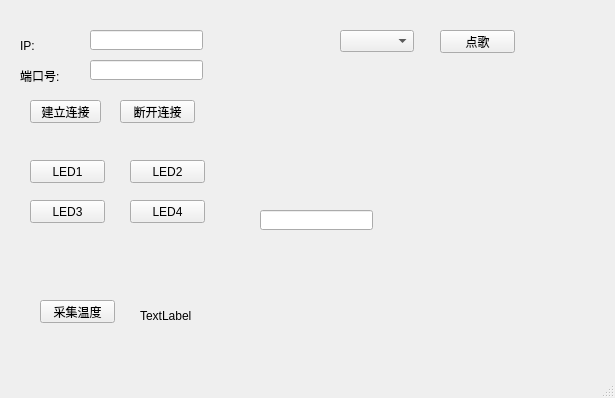
This is Client/mainwindow.ui in mcmdhr/Embedded-Linux as Qt 5 draws it before an edit. The edited form follows.
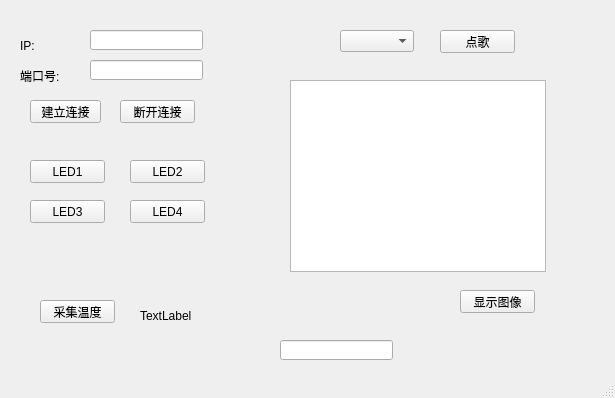
This is the edited form.

Patch:
```diff
--- a/Client/mainwindow.ui
+++ b/Client/mainwindow.ui
@@ -190,13 +190,36 @@
    <widget class="QLineEdit" name="lineEdit">
     <property name="geometry">
      <rect>
-      <x>260</x>
-      <y>210</y>
+      <x>280</x>
+      <y>340</y>
       <width>113</width>
       <height>20</height>
      </rect>
     </property>
    </widget>
+   <widget class="QGraphicsView" name="graphicsView">
+    <property name="geometry">
+     <rect>
+      <x>290</x>
+      <y>80</y>
+      <width>256</width>
+      <height>192</height>
+     </rect>
+    </property>
+   </widget>
+   <widget class="QPushButton" name="btnViewImage">
+    <property name="geometry">
+     <rect>
+      <x>460</x>
+      <y>290</y>
+      <width>75</width>
+      <height>23</height>
+     </rect>
+    </property>
+    <property name="text">
+     <string>显示图像</string>
+    </property>
+   </widget>
   </widget>
   <widget class="QStatusBar" name="statusBar"/>
  </widget>
```
